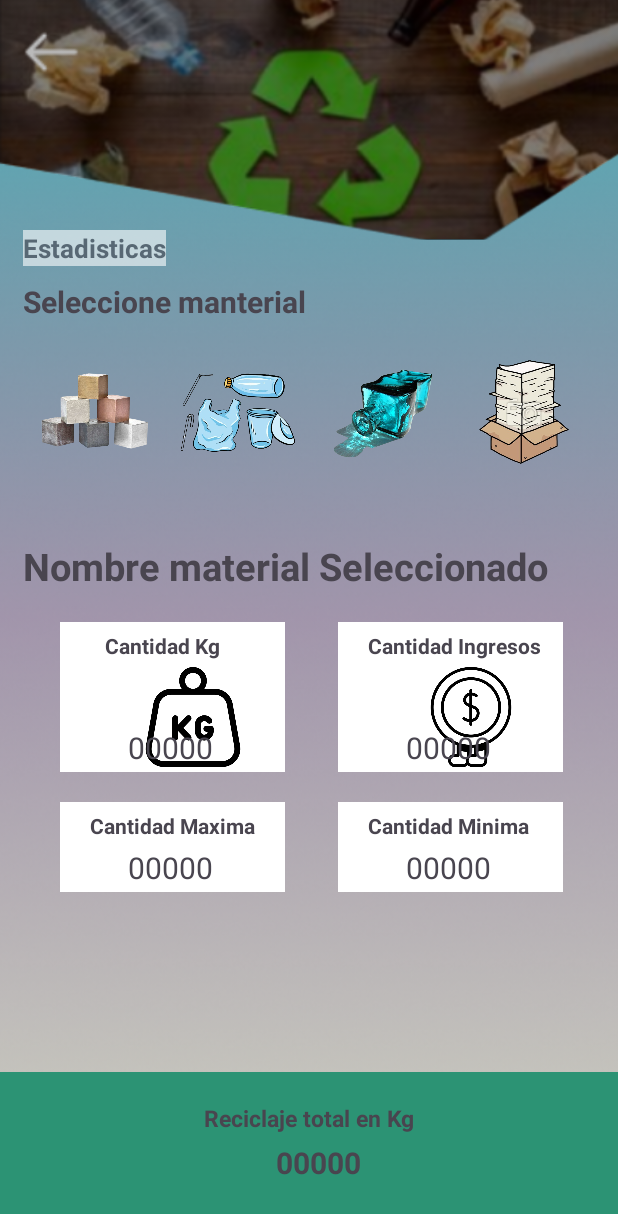
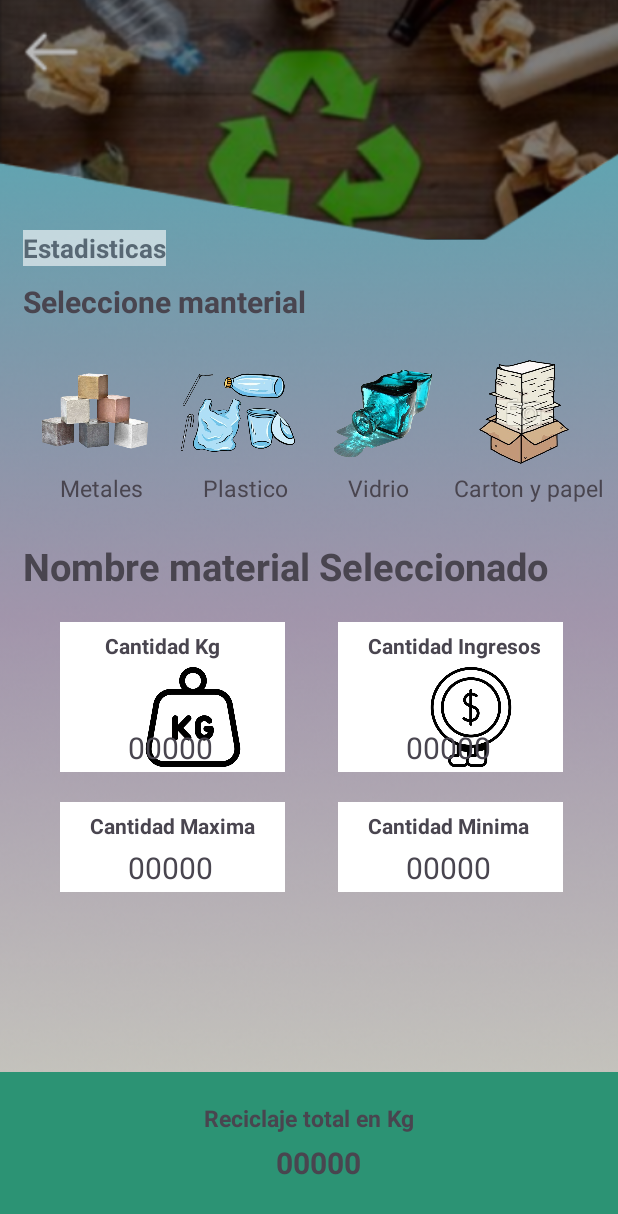
Before and after one commit to noelia333/EcoReciclaje, an Android app: the pantalla_estadisticas screen opened directly, with no data from a screen before it, on a phone screen of 412 x 824 dp. Shown: the top 1214 px of the screen. Run offline under Robolectric (Android 15) with nearby library versions, the phone set to English and light mode, and no system bars.

Commit message:
correccion titulos imagenes

```diff
--- a/app/src/main/res/layout/activity_pantalla_estadisticas.xml
+++ b/app/src/main/res/layout/activity_pantalla_estadisticas.xml
@@ -118,7 +118,9 @@
             android:layout_width="match_parent"
             android:layout_height="wrap_content"
             android:orientation="horizontal"
-            android:padding="20dp">
+            android:paddingTop="20dp"
+            android:paddingStart="20dp"
+            android:paddingEnd="20dp">
 
             <ImageView
                 android:id="@+id/imgMetales"
@@ -153,6 +155,44 @@
                 android:src="@drawable/carton_y_papel1" />
 
 
+        </LinearLayout>
+
+        <LinearLayout
+            android:layout_width="match_parent"
+            android:layout_height="match_parent"
+            android:orientation="horizontal"
+            android:paddingStart="40dp">
+
+            <TextView
+                android:id="@+id/textView31"
+                android:layout_width="wrap_content"
+                android:layout_height="wrap_content"
+                android:text="Metales"
+                android:textSize="15sp"
+                android:layout_marginEnd="40dp"/>
+
+            <TextView
+                android:id="@+id/textView32"
+                android:layout_width="wrap_content"
+                android:layout_height="wrap_content"
+                android:text="Plastico"
+                android:textSize="15sp"
+                android:layout_marginEnd="40dp"/>
+
+            <TextView
+                android:id="@+id/textView33"
+                android:layout_width="wrap_content"
+                android:layout_height="wrap_content"
+                android:text="Vidrio"
+                android:textSize="15sp"
+                android:layout_marginEnd="30dp"/>
+
+            <TextView
+                android:id="@+id/textView34"
+                android:layout_width="wrap_content"
+                android:layout_height="wrap_content"
+                android:text="Carton y papel"
+                android:textSize="15sp"/>
         </LinearLayout>
 
     </LinearLayout>
```
